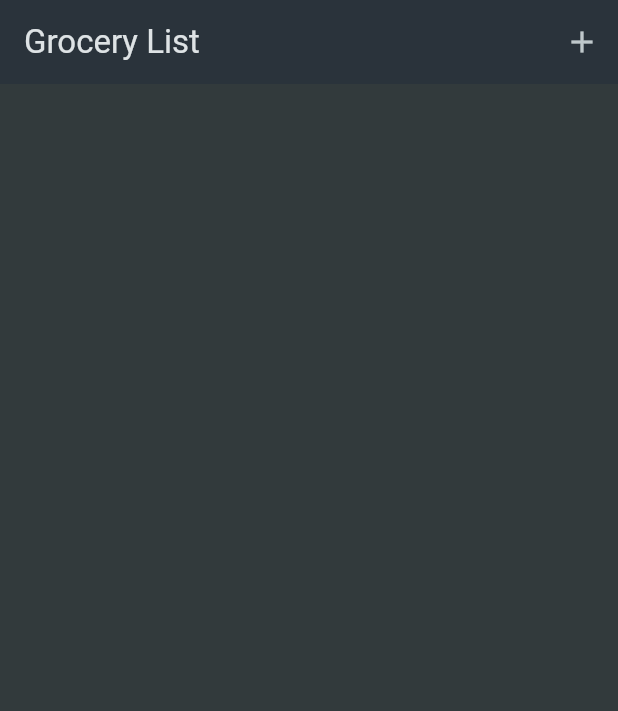
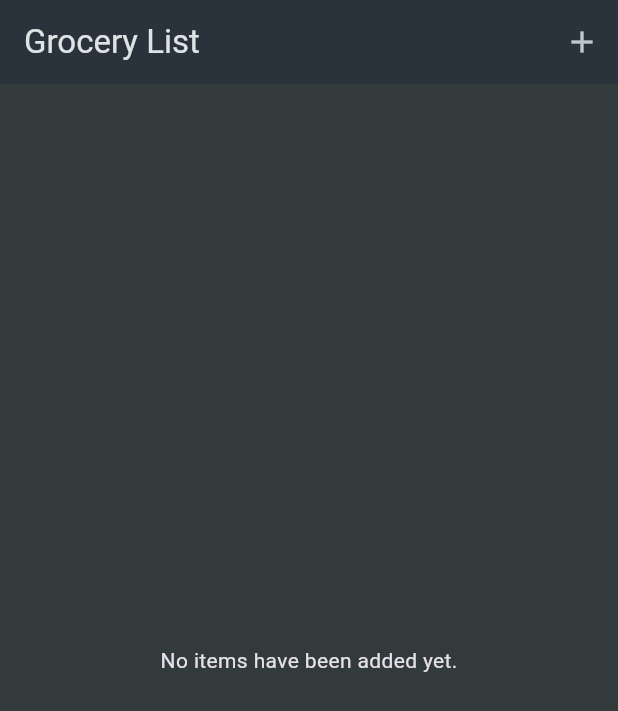
Before and after one commit to japinell/flutter_shopping_list, a Flutter app: the screen it shows after launch, on a phone screen of 412 x 824 dp. Shown: the top 711 px of the screen. Run offline on Flutter 3.47's test engine with Material 3 defaults, Android fonts, the phone set to English and light mode, and no system bars.

Commit message:
Added fallback message to GroceryList widget

```diff
--- a/lib/widgets/grocery_list.dart
+++ b/lib/widgets/grocery_list.dart
@@ -28,14 +28,10 @@ class _GroceryListState extends State<GroceryList> {
 
   @override
   Widget build(BuildContext context) {
-    return Scaffold(
-      appBar: AppBar(
-        title: const Text("Grocery List"),
-        actions: [
-          IconButton(onPressed: _addNewItem, icon: const Icon(Icons.add)),
-        ],
-      ),
-      body: ListView.builder(
+    Widget content = Center(child: Text("No items have been added yet."));
+
+    if (_groceryItems.isNotEmpty) {
+      content = ListView.builder(
         itemCount: _groceryItems.length,
         itemBuilder: (ctx, idx) => ListTile(
           title: Text(_groceryItems[idx].name),
@@ -46,7 +42,32 @@ class _GroceryListState extends State<GroceryList> {
           ),
           trailing: Text(_groceryItems[idx].quantity.toString()),
         ),
+      );
+    }
+
+    if (_groceryItems.isNotEmpty) {
+      content = ListView.builder(
+        itemCount: _groceryItems.length,
+        itemBuilder: (ctx, idx) => ListTile(
+          title: Text(_groceryItems[idx].name),
+          leading: Container(
+            width: 24,
+            height: 24,
+            color: _groceryItems[idx].category.color,
+          ),
+          trailing: Text(_groceryItems[idx].quantity.toString()),
+        ),
+      );
+    }
+
+    return Scaffold(
+      appBar: AppBar(
+        title: const Text("Grocery List"),
+        actions: [
+          IconButton(onPressed: _addNewItem, icon: const Icon(Icons.add)),
+        ],
       ),
+      body: content,
     );
   }
 }
```
